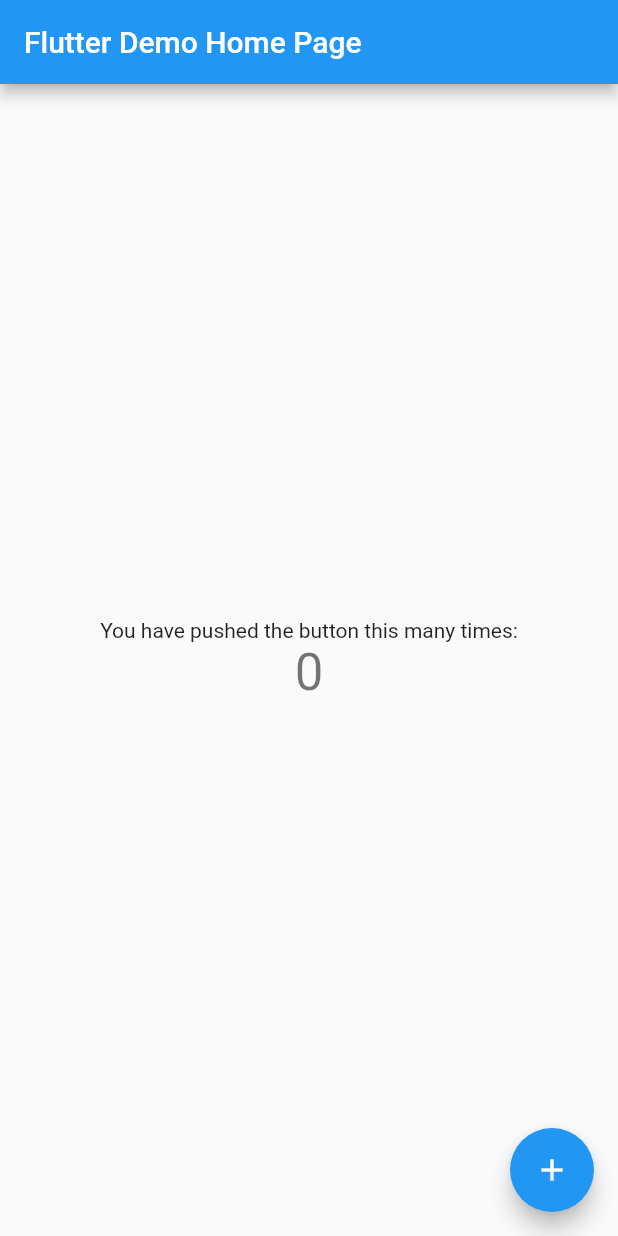
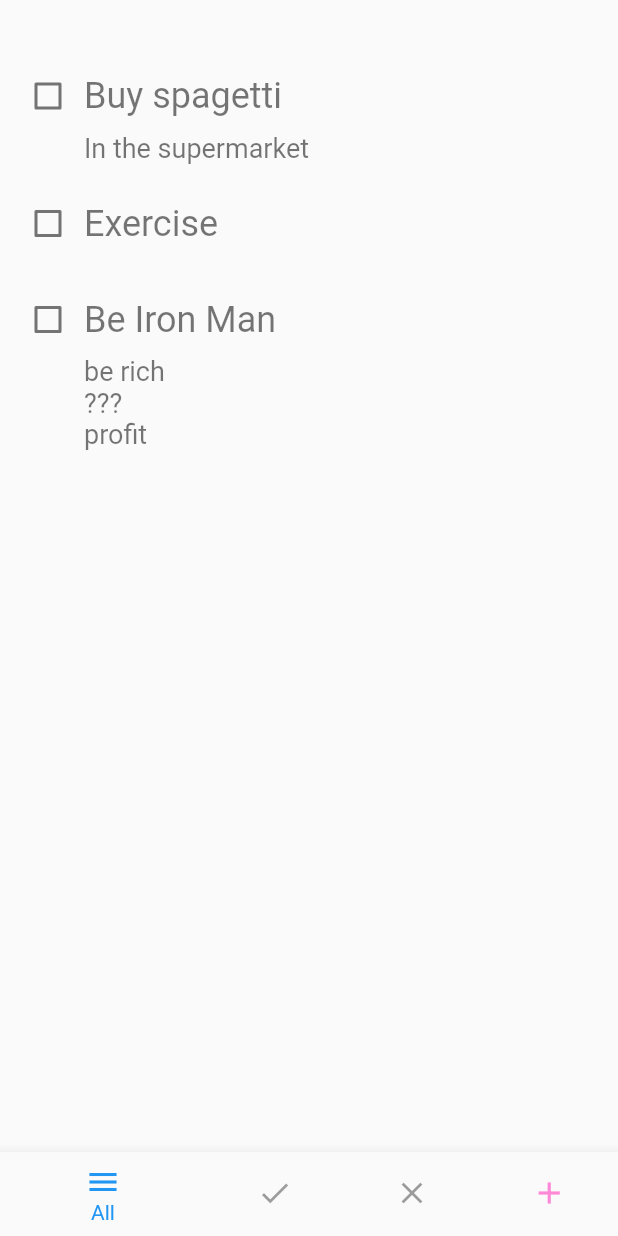
Before and after one commit to LocTr/todo_app, a Flutter app: the screen it shows after launch, on a phone screen of 412 x 824 dp. Run offline on Flutter 3.47's test engine with Material 2 defaults, Android fonts, the phone set to English and light mode, and no system bars; our stand-ins replace bloc, equatable, flutter_bloc.

Commit message:
add screens & screen navigation

```diff
--- /dev/null
+++ b/lib/bloc/tab_view_cubit/tab_view_cubit.dart
@@ -0,0 +1,15 @@
+import 'package:bloc/bloc.dart';
+import 'package:equatable/equatable.dart';
+
+part 'tab_view_state.dart';
+
+class TabViewCubit extends Cubit<TabViewState> {
+  TabViewCubit() : super(const TabViewState(currentTab: HomeTab.all));
+
+  // void setTab(HomeTab newTab) => emit(TabViewState(currentTab: newTab));
+
+  void setTab(HomeTab newTab) {
+    print(newTab.name);
+    emit(TabViewState(currentTab: newTab));
+  }
+}
--- /dev/null
+++ b/lib/bloc/tab_view_cubit/tab_view_state.dart
@@ -0,0 +1,17 @@
+part of 'tab_view_cubit.dart';
+
+enum HomeTab {
+  all,
+  completed,
+  uncompleted,
+  add,
+}
+
+class TabViewState extends Equatable {
+  const TabViewState({required this.currentTab});
+
+  final HomeTab currentTab;
+
+  @override
+  List<Object> get props => [currentTab];
+}
--- /dev/null
+++ b/lib/home/home_view.dart
@@ -0,0 +1,45 @@
+import 'package:flutter/material.dart';
+import 'package:flutter_bloc/flutter_bloc.dart';
+import 'package:todo_app/bloc/tab_view_cubit/tab_view_cubit.dart';
+import 'package:todo_app/screen/add_task_dialog.dart';
+import 'package:todo_app/screen/task_screen.dart';
+
+class HomeView extends StatelessWidget {
+  const HomeView({Key? key}) : super(key: key);
+
+  @override
+  Widget build(BuildContext context) {
+    void _onItemTapped(int index) {
+      if (index == HomeTab.add.index) {
+        showModalBottomSheet(
+            isScrollControlled: true,
+            context: context,
+            builder: (context) {
+              return const AddTaskDialog();
+            });
+      } else {
+        context.read<TabViewCubit>().setTab(HomeTab.values[index]);
+      }
+    }
+
+    return Scaffold(
+      body: const TaskScreen(),
+      bottomNavigationBar: BottomNavigationBar(
+        selectedItemColor: Theme.of(context).primaryColor,
+        unselectedItemColor: Theme.of(context).disabledColor,
+        items: const <BottomNavigationBarItem>[
+          BottomNavigationBarItem(icon: Icon(Icons.menu), label: 'All'),
+          BottomNavigationBarItem(icon: Icon(Icons.check), label: 'Completed'),
+          BottomNavigationBarItem(
+              icon: Icon(Icons.close), label: 'Incompleted'),
+          // TODO: change color to secondary
+          BottomNavigationBarItem(
+              icon: Icon(Icons.add, color: Color.fromARGB(255, 255, 136, 215)),
+              label: 'Add'),
+        ],
+        onTap: _onItemTapped,
+        currentIndex: context.watch<TabViewCubit>().state.currentTab.index,
+      ),
+    );
+  }
+}
--- a/lib/main.dart
+++ b/lib/main.dart
@@ -1,4 +1,7 @@
 import 'package:flutter/material.dart';
+import 'package:flutter_bloc/flutter_bloc.dart';
+import 'package:todo_app/bloc/tab_view_cubit/tab_view_cubit.dart';
+import 'package:todo_app/home/home_view.dart';
 
 void main() {
   runApp(const MyApp());
@@ -13,103 +16,12 @@ class MyApp extends StatelessWidget {
     return MaterialApp(
       title: 'Flutter Demo',
       theme: ThemeData(
-        // This is the theme of your application.
-        //
-        // Try running your application with "flutter run". You'll see the
-        // application has a blue toolbar. Then, without quitting the app, try
-        // changing the primarySwatch below to Colors.green and then invoke
-        // "hot reload" (press "r" in the console where you ran "flutter run",
-        // or simply save your changes to "hot reload" in a Flutter IDE).
-        // Notice that the counter didn't reset back to zero; the application
-        // is not restarted.
         primarySwatch: Colors.blue,
       ),
-      home: const MyHomePage(title: 'Flutter Demo Home Page'),
+      home: BlocProvider(
+        create: (context) => TabViewCubit(),
+        child: const HomeView(),
+      ),
     );
   }
 }
-
-class MyHomePage extends StatefulWidget {
-  const MyHomePage({Key? key, required this.title}) : super(key: key);
-
-  // This widget is the home page of your application. It is stateful, meaning
-  // that it has a State object (defined below) that contains fields that affect
-  // how it looks.
-
-  // This class is the configuration for the state. It holds the values (in this
-  // case the title) provided by the parent (in this case the App widget) and
-  // used by the build method of the State. Fields in a Widget subclass are
-  // always marked "final".
-
-  final String title;
-
-  @override
-  State<MyHomePage> createState() => _MyHomePageState();
-}
-
-class _MyHomePageState extends State<MyHomePage> {
-  int _counter = 0;
-
-  void _incrementCounter() {
-    setState(() {
-      // This call to setState tells the Flutter framework that something has
-      // changed in this State, which causes it to rerun the build method below
-      // so that the display can reflect the updated values. If we changed
-      // _counter without calling setState(), then the build method would not be
-      // called again, and so nothing would appear to happen.
-      _counter++;
-    });
-  }
-
-  @override
-  Widget build(BuildContext context) {
-    // This method is rerun every time setState is called, for instance as done
-    // by the _incrementCounter method above.
-    //
-    // The Flutter framework has been optimized to make rerunning build methods
-    // fast, so that you can just rebuild anything that needs updating rather
-    // than having to individually change instances of widgets.
-    return Scaffold(
-      appBar: AppBar(
-        // Here we take the value from the MyHomePage object that was created by
-        // the App.build method, and use it to set our appbar title.
-        title: Text(widget.title),
-      ),
-      body: Center(
-        // Center is a layout widget. It takes a single child and positions it
-        // in the middle of the parent.
-        child: Column(
-          // Column is also a layout widget. It takes a list of children and
-          // arranges them vertically. By default, it sizes itself to fit its
-          // children horizontally, and tries to be as tall as its parent.
-          //
-          // Invoke "debug painting" (press "p" in the console, choose the
-          // "Toggle Debug Paint" action from the Flutter Inspector in Android
-          // Studio, or the "Toggle Debug Paint" command in Visual Studio Code)
-          // to see the wireframe for each widget.
-          //
-          // Column has various properties to control how it sizes itself and
-          // how it positions its children. Here we use mainAxisAlignment to
-          // center the children vertically; the main axis here is the vertical
-          // axis because Columns are vertical (the cross axis would be
-          // horizontal).
-          mainAxisAlignment: MainAxisAlignment.center,
-          children: <Widget>[
-            const Text(
-              'You have pushed the button this many times:',
-            ),
-            Text(
-              '$_counter',
-              style: Theme.of(context).textTheme.headline4,
-            ),
-          ],
-        ),
-      ),
-      floatingActionButton: FloatingActionButton(
-        onPressed: _incrementCounter,
-        tooltip: 'Increment',
-        child: const Icon(Icons.add),
-      ), // This trailing comma makes auto-formatting nicer for build methods.
-    );
-  }
-}
--- /dev/null
+++ b/lib/screen/task_screen.dart
@@ -0,0 +1,49 @@
+import 'package:flutter/material.dart';
+import 'package:todo_app/model/task.dart';
+import 'package:todo_app/widget/task_card.dart';
+
+class TaskScreen extends StatelessWidget {
+  const TaskScreen({Key? key}) : super(key: key);
+
+  @override
+  Widget build(BuildContext context) {
+    return _taskList();
+  }
+}
+
+Widget _noTaskScreen() {
+  return Center(
+    child: Column(
+      mainAxisAlignment: MainAxisAlignment.center,
+      children: const <Widget>[
+        Icon(Icons.close),
+        Text(
+          'There is no task yet',
+        ),
+      ],
+    ),
+  );
+}
+
+Widget _taskList() {
+  return ListView(
+    padding: const EdgeInsets.all(8.0),
+    children: const [
+      SizedBox(height: 24),
+      TaskCard(
+        isDone: false,
+        title: 'Buy spagetti',
+        content: 'In the supermarket',
+      ),
+      TaskCard(
+        isDone: false,
+        title: 'Exercise',
+      ),
+      TaskCard(
+        isDone: false,
+        title: 'Be Iron Man',
+        content: 'be rich\n???\nprofit',
+      ),
+    ],
+  );
+}
--- /dev/null
+++ b/lib/widget/task_card.dart
@@ -0,0 +1,53 @@
+import 'package:flutter/material.dart';
+
+class TaskCard extends StatelessWidget {
+  const TaskCard({
+    Key? key,
+    required this.isDone,
+    required this.title,
+    this.content,
+  }) : super(key: key);
+
+  final bool isDone;
+  final String title;
+  final String? content;
+  @override
+  Widget build(BuildContext context) {
+    return Padding(
+      padding: const EdgeInsets.symmetric(vertical: 8),
+      child: Column(
+        crossAxisAlignment: CrossAxisAlignment.start,
+        children: [
+          Row(
+            children: [
+              SizedBox(
+                width: 48,
+                child: Checkbox(value: false, onChanged: (val) {}),
+              ),
+              Text(
+                title,
+                style: Theme.of(context)
+                    .textTheme
+                    .headline4
+                    ?.copyWith(fontSize: 24),
+              ),
+            ],
+          ),
+          if (content != null)
+            Row(
+              children: [
+                const SizedBox(width: 48),
+                Text(
+                  content ?? '',
+                  style: Theme.of(context)
+                      .textTheme
+                      .headline4
+                      ?.copyWith(fontSize: 18),
+                ),
+              ],
+            ),
+        ],
+      ),
+    );
+  }
+}
--- a/pubspec.yaml
+++ b/pubspec.yaml
@@ -34,6 +34,9 @@ dependencies:
   # The following adds the Cupertino Icons font to your application.
   # Use with the CupertinoIcons class for iOS style icons.
   cupertino_icons: ^1.0.2
+  flutter_bloc: ^8.0.1
+  equatable: ^2.0.3
+  bloc: ^8.0.3
 
 dev_dependencies:
   flutter_test:
```
Also changed, not shown: lib/model/task.dart (added, +11 -0 lines), lib/screen/add_task_dialog.dart (added, +34 -0 lines), pubspec.lock.
